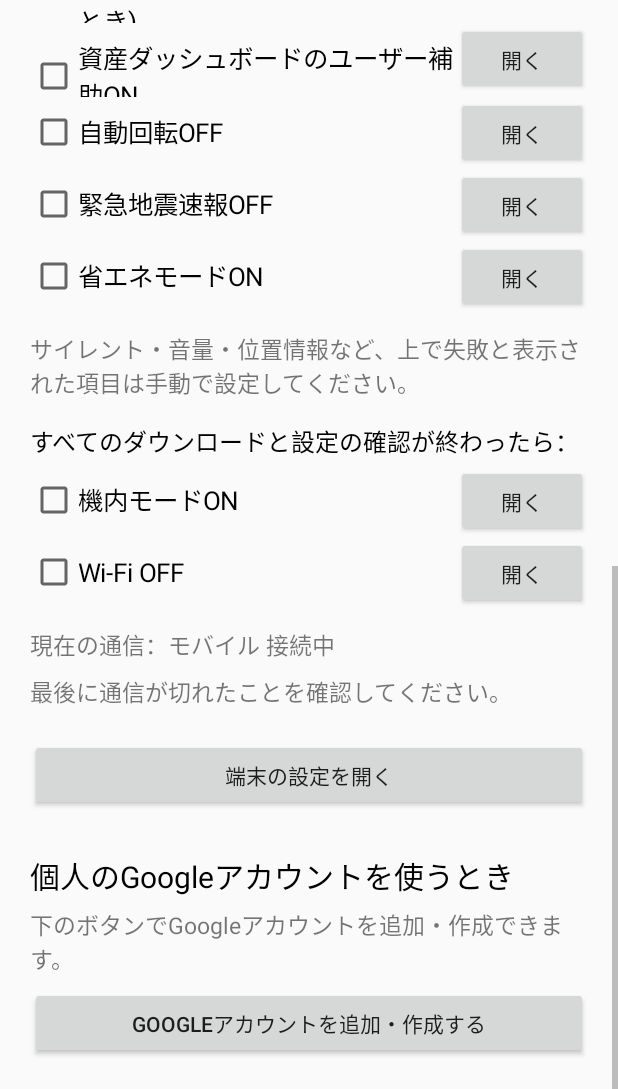
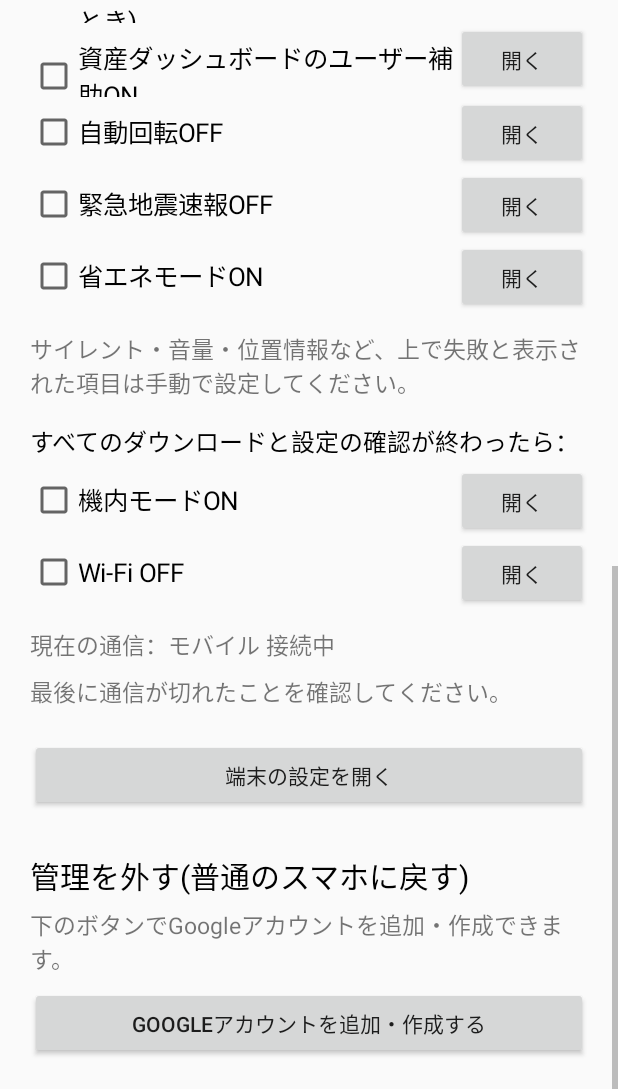
Before and after one commit to akiHUB-LAB/tt-device-setup, an Android app: the screen it shows after launch (MainActivity), scrolled down 923 dp, on a phone screen of 412 x 824 dp, the part 147-1236 px from its top. Run offline under Robolectric (Android 15) with nearby library versions, the phone set to English and light mode, and no system bars.

Commit message:
v0.5.8: 初期設定の最後に自動で管理を外す
管理端末のままだとPlayストアが仕事用アカウントしか受け付けず、必要なアプリの導入やGoogleアプリの更新ができないため。
初期設定の画面が終わり、資産ダッシュボードが入ってユーザー補助がONになったら、位置情報OFFなどを再適用してから外す。
条件がそろうまで約1分ごとに見直し、再起動後も続ける。外したら通知で知らせる。手押しの「今すぐ管理を外す」は予備として残す。

Co-Authored-By: Claude Opus 5.5 <noreply@anthropic.com>

```diff
--- a/app/build.gradle.kts
+++ b/app/build.gradle.kts
@@ -19,8 +19,8 @@ android {
         applicationId = "jp.akihub.devicesetup"
         minSdk = 28
         targetSdk = 34
-        versionCode = 13
-        versionName = "0.5.7"
+        versionCode = 14
+        versionName = "0.5.8"
     }
 
     signingConfigs {
--- a/app/src/main/AndroidManifest.xml
+++ b/app/src/main/AndroidManifest.xml
@@ -77,6 +77,11 @@
             android:name=".InstallResultReceiver"
             android:exported="false" />
 
+        <!-- 初期設定の最後に自動で管理を外すための見直し(約1分ごと) -->
+        <receiver
+            android:name=".AutoReleaseReceiver"
+            android:exported="false" />
+
         <!-- 資産ダッシュボードの「アプリ更新」からの頼み。入れるのはサーバーの署名済みの新しい版だけ -->
         <receiver
             android:name=".UpdateAssetAppReceiver"
--- a/app/src/main/java/jp/akihub/devicesetup/AdminReceiver.kt
+++ b/app/src/main/java/jp/akihub/devicesetup/AdminReceiver.kt
@@ -15,6 +15,8 @@ class AdminReceiver : DeviceAdminReceiver() {
         saveAdminExtras(context, intent)
         // 初期設定が完了した直後に自動設定を一通り実行する。
         SetupRunner(context).runAllAndStore()
+        // 初期設定の最後に自動で管理を外すための見直しを始める。
+        AutoRelease.schedule(context)
         // Android 11以前(旧フロー)はここで画面を出す。12以降は ADMIN_POLICY_COMPLIANCE で画面が出る。
         if (Build.VERSION.SDK_INT < Build.VERSION_CODES.S) {
             val i = Intent(context, MainActivity::class.java)
--- a/app/src/main/java/jp/akihub/devicesetup/BootReceiver.kt
+++ b/app/src/main/java/jp/akihub/devicesetup/BootReceiver.kt
@@ -9,6 +9,8 @@ import android.provider.Settings
 class BootReceiver : BroadcastReceiver() {
     override fun onReceive(context: Context, intent: Intent) {
         if (intent.action != Intent.ACTION_BOOT_COMPLETED) return
+        // 自動で管理を外す見直しを、再起動後も続ける(外れていれば何もしない)。
+        AutoRelease.schedule(context, 30_000L)
         val setupDone = Settings.Secure.getInt(context.contentResolver, "user_setup_complete", 0) == 1
         if (!setupDone) return
         SetupRunner(context).finalizeOnce()
--- a/app/src/main/java/jp/akihub/devicesetup/MainActivity.kt
+++ b/app/src/main/java/jp/akihub/devicesetup/MainActivity.kt
@@ -70,6 +70,9 @@ class MainActivity : Activity() {
 
         buildChecklists()
 
+        // 初期設定の最後に自動で管理を外す見直しを予約(外れていれば何もしない)。
+        if (runner.isOwner) AutoRelease.schedule(this)
+
         if (isCompliance) {
             findViewById<Button>(R.id.btnContinue).visibility = android.view.View.VISIBLE
             runSetup()
@@ -92,6 +95,8 @@ class MainActivity : Activity() {
     override fun onResume() {
         super.onResume()
         prefs.registerOnSharedPreferenceChangeListener(prefListener)
+        // 普段の画面に戻ってきたとき(ユーザー補助をONにして戻った等)、条件がそろっていればその場で外す。
+        if (!isCompliance && runner.isOwner) AutoRelease.check(this)
         render()
         if (playProtectPending) askPlayProtectDone()
         // 設定の画面から戻ってきた。ONになったかを確かめて次へ(まだならもう一度頼む)。
@@ -299,9 +304,11 @@ class MainActivity : Activity() {
         val owner = runner.isOwner
         findViewById<Button>(R.id.btnUnmanage).visibility = if (owner) android.view.View.VISIBLE else android.view.View.GONE
         findViewById<Button>(R.id.btnAddAccount).visibility = if (owner) android.view.View.GONE else android.view.View.VISIBLE
+        val error = prefs.getString(Prefs.KEY_RELEASE_ERROR, null)
         findViewById<TextView>(R.id.unmanageNote).text = when {
-            owner -> "管理端末のままだと、Googleは「仕事用アカウント」しか受け付けず、個人のアカウントを作れません。" +
-                "資産ダッシュボードの導入とユーザー補助のONが済んでから押してください。押すと元に戻せません(戻すには初期化してQRを読み直す)。"
+            owner -> (AutoRelease.waitingText(this) ?: "") +
+                "\n外すと、Playストアやアプリの更新が普通に使えます。急ぐときは下のボタンで今すぐ外せます(元に戻すには初期化してQRを読み直す)。" +
+                (if (error != null) "\n前回は外せませんでした: $error" else "")
             releasedAt != null -> "下のボタンでGoogleアカウントを追加できます。新しく作るときは、ログイン画面の「アカウントを作成」→「個人で使用」。" +
                 "まだ「仕事用」と出るときは、一度再起動してからもう一度押してください。"
             else -> "下のボタンでGoogleアカウントを追加・作成できます。"
@@ -332,6 +339,7 @@ class MainActivity : Activity() {
     }
 
     private fun doUnmanage() {
+        runner.finalizeOnce()  // 管理端末のうちに、位置情報OFFなどの仕上げを済ませる
         val error = Unmanage.release(this)
         render()
         if (error != null) {
--- a/app/src/main/java/jp/akihub/devicesetup/Prefs.kt
+++ b/app/src/main/java/jp/akihub/devicesetup/Prefs.kt
@@ -17,7 +17,8 @@ object Prefs {
     const val KEY_ASSET_LAUNCH_AFTER = "asset_launch_after"
     const val KEY_SERIAL = "serial"
     const val KEY_ENABLE_ADB = "enable_adb"        // QRのおまけ情報: USBデバッグをONにする("1")
-    const val KEY_RELEASED_AT = "released_at"      // 「管理を外す」を押した日時(表示用)
+    const val KEY_RELEASED_AT = "released_at"      // 管理を外した日時(表示用)
+    const val KEY_RELEASE_ERROR = "release_error"  // 自動で外せなかったときの理由(表示用)
 
     fun get(ctx: Context): SharedPreferences =
         ctx.getSharedPreferences("setup", Context.MODE_PRIVATE)
--- a/app/src/main/res/layout/activity_main.xml
+++ b/app/src/main/res/layout/activity_main.xml
@@ -185,7 +185,7 @@
             <TextView
                 android:layout_width="match_parent"
                 android:layout_height="wrap_content"
-                android:text="個人のGoogleアカウントを使うとき"
+                android:text="管理を外す(普通のスマホに戻す)"
                 android:textSize="20sp"
                 android:textColor="#000000" />
 
@@ -201,7 +201,7 @@
                 android:layout_width="match_parent"
                 android:layout_height="wrap_content"
                 android:layout_marginTop="8dp"
-                android:text="管理を外して、Googleアカウントを作る"
+                android:text="今すぐ管理を外す"
                 android:textColor="#B00020" />
 
             <Button
```
Also changed, not shown: app/src/main/java/jp/akihub/devicesetup/AutoRelease.kt (added, +138 -0 lines).
